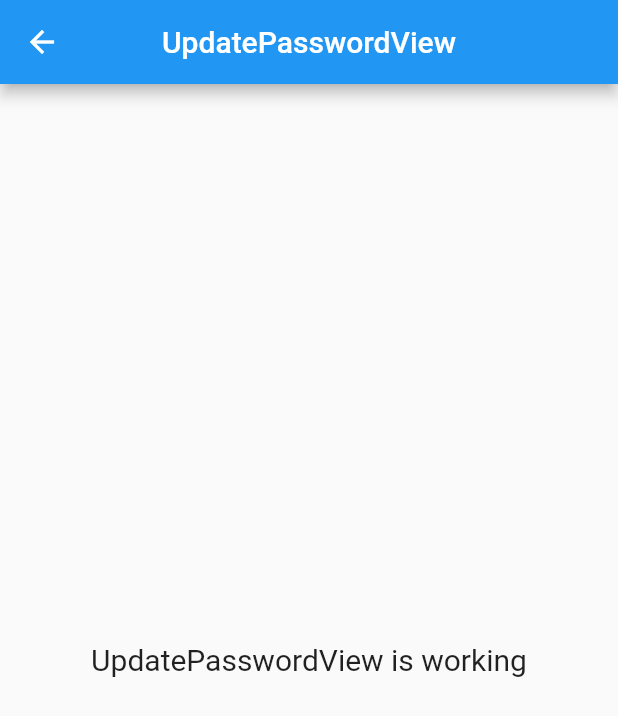
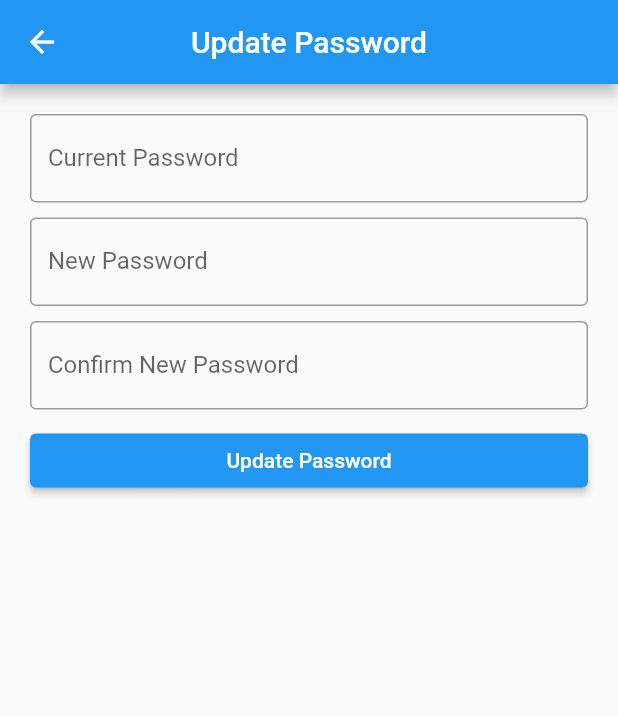
Before and after one commit to zanuar35/presence, a Flutter app: the UpdatePasswordView screen opened by its route, on a phone screen of 412 x 824 dp. Shown: the top 716 px of the screen. Run offline on Flutter 3.47's test engine with Material 2 defaults, Android fonts, the phone set to English and light mode, and no system bars; our stand-ins replace cloud_firestore, firebase_auth, firebase_core, get; accounts and stored records are empty.

Commit message:
add update password

```diff
--- a/lib/app/modules/update_password/controllers/update_password_controller.dart
+++ b/lib/app/modules/update_password/controllers/update_password_controller.dart
@@ -1,3 +1,63 @@
+import 'package:firebase_auth/firebase_auth.dart';
+import 'package:flutter/material.dart';
 import 'package:get/get.dart';
 
-class UpdatePasswordController extends GetxController {}
+class UpdatePasswordController extends GetxController {
+  TextEditingController currC = TextEditingController();
+  TextEditingController newC = TextEditingController();
+  TextEditingController confirmC = TextEditingController();
+  RxBool isLoading = false.obs;
+
+  FirebaseAuth auth = FirebaseAuth.instance;
+
+  void updatePass() async {
+    if (currC.text.isNotEmpty &&
+        newC.text.isNotEmpty &&
+        confirmC.text.isNotEmpty) {
+      if (newC.text == confirmC.text) {
+        isLoading.value = true;
+        try {
+          // Update password
+          String emailUser = auth.currentUser!.email!;
+
+          await auth.signInWithEmailAndPassword(
+              email: emailUser, password: currC.text);
+
+          await auth.currentUser!.updatePassword(newC.text);
+
+          Get.back();
+          Get.snackbar("Berhasil", "Password berhasil diubah",
+              snackPosition: SnackPosition.TOP,
+              backgroundColor: Color.fromARGB(255, 88, 88, 88),
+              colorText: Colors.white);
+        } on FirebaseAuthException catch (e) {
+          if (e.code == 'wrong-password') {
+            Get.snackbar('Error', 'Wrong Password',
+                snackPosition: SnackPosition.BOTTOM,
+                backgroundColor: Color.fromARGB(255, 137, 137, 137),
+                colorText: Colors.white);
+          } else {
+            Get.snackbar("Kesalahan", e.code);
+          }
+        } catch (e) {
+          Get.snackbar("Kesalahan", "Update password gagal",
+              snackPosition: SnackPosition.BOTTOM,
+              backgroundColor: Color.fromARGB(255, 137, 137, 137),
+              colorText: Colors.white);
+        } finally {
+          isLoading.value = false;
+        }
+      } else {
+        Get.snackbar("Kesalahan", "Confirm password tidak cocok",
+            snackPosition: SnackPosition.BOTTOM,
+            backgroundColor: Color.fromARGB(255, 137, 137, 137),
+            colorText: Colors.white);
+      }
+    } else {
+      Get.snackbar("Kesalahan", 'Input harus diisi',
+          snackPosition: SnackPosition.BOTTOM,
+          backgroundColor: Color.fromARGB(255, 137, 137, 137),
+          colorText: Colors.white);
+    }
+  }
+}
--- a/lib/app/modules/update_password/views/update_password_view.dart
+++ b/lib/app/modules/update_password/views/update_password_view.dart
@@ -8,16 +8,64 @@ class UpdatePasswordView extends GetView<UpdatePasswordController> {
   @override
   Widget build(BuildContext context) {
     return Scaffold(
-      appBar: AppBar(
-        title: Text('UpdatePasswordView'),
-        centerTitle: true,
-      ),
-      body: Center(
-        child: Text(
-          'UpdatePasswordView is working',
-          style: TextStyle(fontSize: 20),
+        appBar: AppBar(
+          title: Text('Update Password'),
+          centerTitle: true,
         ),
-      ),
-    );
+        body: ListView(
+          padding: EdgeInsets.all(20),
+          children: [
+            TextField(
+              controller: controller.currC,
+              autocorrect: false,
+              obscureText: true,
+              decoration: InputDecoration(
+                border: OutlineInputBorder(),
+                labelText: 'Current Password',
+              ),
+            ),
+            SizedBox(
+              height: 10,
+            ),
+            TextField(
+              autocorrect: false,
+              controller: controller.newC,
+              obscureText: true,
+              decoration: InputDecoration(
+                border: OutlineInputBorder(),
+                labelText: 'New Password',
+              ),
+            ),
+            SizedBox(
+              height: 10,
+            ),
+            TextField(
+              autocorrect: false,
+              obscureText: true,
+              controller: controller.confirmC,
+              decoration: InputDecoration(
+                border: OutlineInputBorder(),
+                labelText: 'Confirm New Password',
+              ),
+            ),
+            SizedBox(
+              height: 10,
+            ),
+            Obx(
+              () => ElevatedButton(
+                onPressed: () {
+                  if (controller.isLoading.isFalse) {
+                    controller.updatePass();
+                  }
+                },
+                child: Text(
+                  controller.isLoading.isFalse
+                      ? 'Update Password'
+                      : 'Loading...',
+                ),
+              ),
+            )
+          ],
+        ));
   }
 }
```
